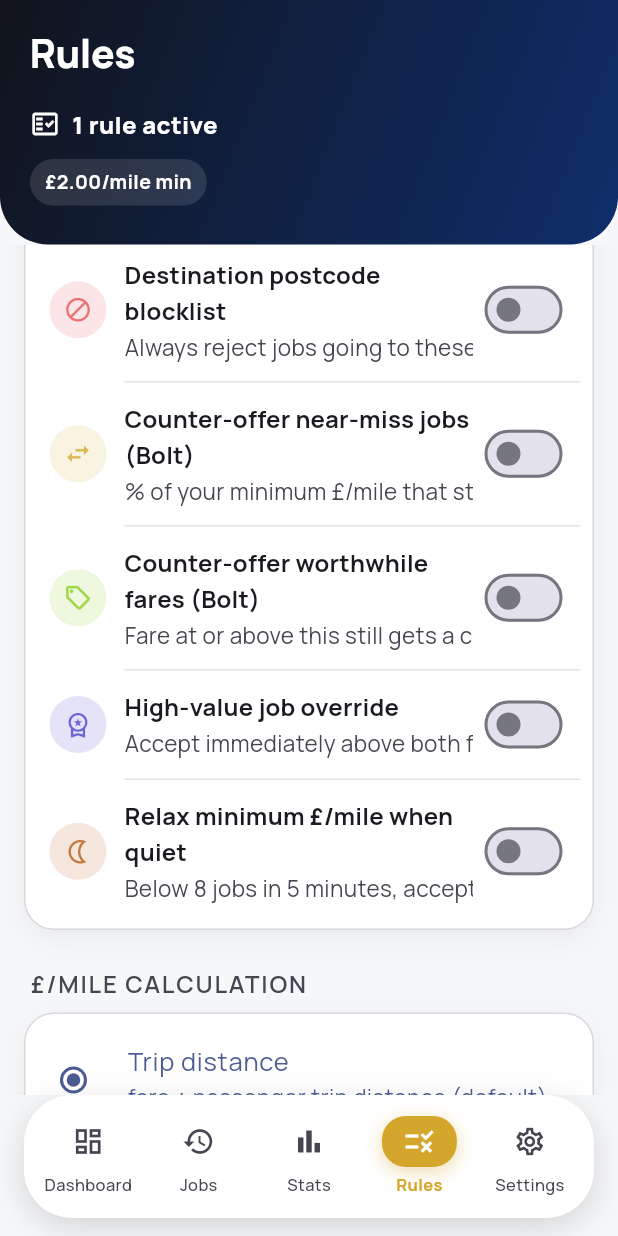
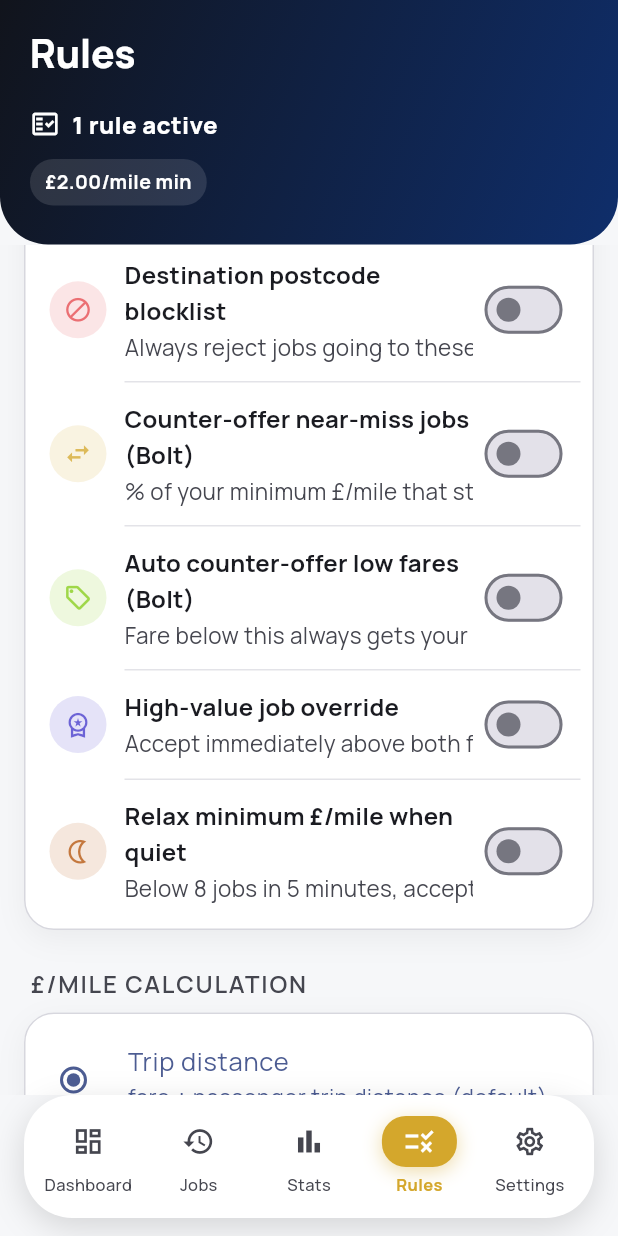
Before and after one commit to muj3009/myProjects, a Flutter app: the screen it shows after launch, item 4 of the bottom bar chosen, scrolled down 576 dp, on a phone screen of 412 x 824 dp. Run offline on Flutter 3.47's test engine with Material 3 defaults, Android fonts, the phone set to English and light mode, and no system bars; our stand-ins replace equatable, fl_chart, flutter_riverpod, sqflite; missing offline and left inert: google_mlkit_text_recognition; accounts and stored records are empty.

Commit message:
Replace counter-offer fare floor with a low-fare auto counter-offer rule
Bolt jobs under £4.00 now automatically get the maximum counter-offer
instead of being rejected outright, replacing the old flat-fare-floor
rescue (fare >= floor) with inverted low-fare logic (fare < threshold).
Renames RuleConfig.counterOfferFareFloor to lowFareCounterOfferThreshold
across the entity, JSON mapper, decision engine, and Rules screen tile,
and updates the corresponding tests.

```diff
--- a/lib/core/constants/app_constants.dart
+++ b/lib/core/constants/app_constants.dart
@@ -32,10 +32,11 @@ class AppConstants {
   /// in the Rules screen, matching the product spec's own 85% example.
   static const double defaultCounterOfferBandPercent = 85.0;
 
-  /// Default value for [RuleConfig.counterOfferFareFloor] — driver request:
-  /// a job worth £3.50 or more gets a counter-offer rather than an outright
-  /// reject when it only fails on £/mile.
-  static const double defaultCounterOfferFareFloor = 3.50;
+  /// Default value for [RuleConfig.lowFareCounterOfferThreshold] — driver
+  /// request: a Bolt job below this fare is so cheap that it's always worth
+  /// trying for more rather than rejecting outright, so it gets the maximum
+  /// counter-offer instead.
+  static const double defaultLowFareCounterOfferThreshold = 4.0;
 
   /// Defaults for [RuleConfig.highValueJob] — driver request: a £15+ job at
   /// £1.50+/mile is accepted immediately, bypassing every other rule except
--- a/lib/domain/entities/rule_config.dart
+++ b/lib/domain/entities/rule_config.dart
@@ -48,7 +48,7 @@ class PostcodeBlocklistConfig extends Equatable {
 /// driver confirmed must still always apply regardless of fare. Below
 /// [acceptRateFloor] but still at/above [fareFloor], a Bolt job gets a
 /// counter-offer instead of a reject, same rescue mechanism as
-/// [RuleConfig.counterOfferFareFloor] but for higher-value jobs.
+/// [RuleConfig.lowFareCounterOfferThreshold] but for higher-value jobs.
 class HighValueJobOverride extends Equatable {
   const HighValueJobOverride({
     this.enabled = false,
@@ -93,9 +93,9 @@ class RuleConfig extends Equatable {
       enabled: false,
       value: AppConstants.defaultCounterOfferBandPercent,
     ),
-    this.counterOfferFareFloor = const ThresholdRule(
+    this.lowFareCounterOfferThreshold = const ThresholdRule(
       enabled: false,
-      value: AppConstants.defaultCounterOfferFareFloor,
+      value: AppConstants.defaultLowFareCounterOfferThreshold,
     ),
     this.highValueJob = const HighValueJobOverride(),
     this.quietTimeMinimumPoundsPerMile = const ThresholdRule(
@@ -130,13 +130,13 @@ class RuleConfig extends Equatable {
   /// to the normal reject, same as every other rule here.
   final ThresholdRule counterOfferBandPercent;
 
-  /// Rule 8 (Bolt-only) — a flat-fare alternative to [counterOfferBandPercent]:
-  /// a job whose total fare is at or above this amount gets a counter-offer
-  /// rather than an outright reject when it only fails on £/mile, regardless
-  /// of how that fare compares to the driver's own minimum rate. Independent
-  /// of [counterOfferBandPercent] — either one qualifying is enough to
-  /// trigger a counter-offer.
-  final ThresholdRule counterOfferFareFloor;
+  /// Rule 8 (Bolt-only) — a job whose total fare is BELOW this amount is so
+  /// low that it's always worth an automatic maximum counter-offer rather
+  /// than an outright reject when it only fails on £/mile, regardless of how
+  /// far under the driver's minimum rate it is. Independent of
+  /// [counterOfferBandPercent] — either one qualifying is enough to trigger
+  /// a counter-offer.
+  final ThresholdRule lowFareCounterOfferThreshold;
 
   /// Rule 9 — see [HighValueJobOverride].
   final HighValueJobOverride highValueJob;
@@ -156,7 +156,7 @@ class RuleConfig extends Equatable {
     ThresholdRule? minimumHourlyRate,
     PostcodeBlocklistConfig? postcodeBlocklist,
     ThresholdRule? counterOfferBandPercent,
-    ThresholdRule? counterOfferFareFloor,
+    ThresholdRule? lowFareCounterOfferThreshold,
     HighValueJobOverride? highValueJob,
     ThresholdRule? quietTimeMinimumPoundsPerMile,
   }) {
@@ -169,7 +169,8 @@ class RuleConfig extends Equatable {
       minimumHourlyRate: minimumHourlyRate ?? this.minimumHourlyRate,
       postcodeBlocklist: postcodeBlocklist ?? this.postcodeBlocklist,
       counterOfferBandPercent: counterOfferBandPercent ?? this.counterOfferBandPercent,
-      counterOfferFareFloor: counterOfferFareFloor ?? this.counterOfferFareFloor,
+      lowFareCounterOfferThreshold:
+          lowFareCounterOfferThreshold ?? this.lowFareCounterOfferThreshold,
       highValueJob: highValueJob ?? this.highValueJob,
       quietTimeMinimumPoundsPerMile:
           quietTimeMinimumPoundsPerMile ?? this.quietTimeMinimumPoundsPerMile,
@@ -185,7 +186,7 @@ class RuleConfig extends Equatable {
         minimumHourlyRate,
         postcodeBlocklist,
         counterOfferBandPercent,
-        counterOfferFareFloor,
+        lowFareCounterOfferThreshold,
         highValueJob,
         quietTimeMinimumPoundsPerMile,
       ];
--- a/lib/domain/services/job_decision_engine.dart
+++ b/lib/domain/services/job_decision_engine.dart
@@ -172,26 +172,26 @@ class JobDecisionEngine {
         }
       }
 
-      // Driver request: a flat-fare alternative to the percentage-based
-      // rescue above — a Bolt job worth at least this much still gets a
-      // counter-offer even if it's nowhere near the driver's minimum
-      // £/mile, since the total money can still make it worth trying for
-      // more rather than rejecting outright. Independent of the band-percent
-      // rescue above — either one qualifying is enough.
+      // Driver request: a low-fare alternative to the percentage-based
+      // rescue above — a Bolt job below this fare is so cheap that it's
+      // always worth an automatic maximum counter-offer rather than an
+      // outright reject, regardless of how far under the driver's minimum
+      // £/mile it is. Independent of the band-percent rescue above — either
+      // one qualifying is enough.
       if (job.platform == PlatformType.bolt &&
-          ruleConfig.counterOfferFareFloor.enabled &&
+          ruleConfig.lowFareCounterOfferThreshold.enabled &&
           failed.length == 1 &&
           failed.first.ruleName == const MinimumPoundsPerMileRule().name &&
           job.fare != null &&
-          job.fare! >= ruleConfig.counterOfferFareFloor.value) {
+          job.fare! < ruleConfig.lowFareCounterOfferThreshold.value) {
         return DecisionOutcome(
           decision: JobDecision.counterOffered,
           evaluations: evaluations,
           reason: _bulletList([
             failed.first.detail,
-            'The fare is still £${job.fare!.toStringAsFixed(2)} (at or above your '
-                '£${ruleConfig.counterOfferFareFloor.value.toStringAsFixed(2)} counter-offer floor), so '
-                'JobFilter sent a counter-offer instead of rejecting it',
+            'The fare is only £${job.fare!.toStringAsFixed(2)} (below your '
+                '£${ruleConfig.lowFareCounterOfferThreshold.value.toStringAsFixed(2)} low-fare threshold), so '
+                'JobFilter sent your maximum counter-offer instead of rejecting it',
           ]),
           poundsPerMile: poundsPerMile,
           estimatedHourlyRate: hourlyRate,
--- a/lib/presentation/screens/rules/rules_screen.dart
+++ b/lib/presentation/screens/rules/rules_screen.dart
@@ -134,14 +134,14 @@ class RulesScreen extends ConsumerWidget {
                 ),
                 const _RowDivider(),
                 ThresholdRuleTile(
-                  title: 'Counter-offer worthwhile fares (Bolt)',
-                  subtitle: 'Fare at or above this still gets a counter, not a reject.',
+                  title: 'Auto counter-offer low fares (Bolt)',
+                  subtitle: 'Fare below this always gets your max counter-offer, not a reject.',
                   unitPrefix: '£',
                   icon: Icons.local_offer_outlined,
-                  rule: rules.counterOfferFareFloor,
+                  rule: rules.lowFareCounterOfferThreshold,
                   color: const Color(0xFF84CC16),
                   onChanged: (r) =>
-                      updateRules((c) => c.copyWith(counterOfferFareFloor: r)),
+                      updateRules((c) => c.copyWith(lowFareCounterOfferThreshold: r)),
                 ),
                 const _RowDivider(),
                 HighValueJobTile(
@@ -304,8 +304,8 @@ class _RulesHeroBody extends StatelessWidget {
             '${rules.postcodeBlocklist.blockedPrefixes.length == 1 ? '' : 's'} blocked',
       if (rules.counterOfferBandPercent.enabled)
         'Counter-offer at ${rules.counterOfferBandPercent.value.toStringAsFixed(0)}%',
-      if (rules.counterOfferFareFloor.enabled)
-        'Counter-offer £${rules.counterOfferFareFloor.value.toStringAsFixed(2)}+ fares',
+      if (rules.lowFareCounterOfferThreshold.enabled)
+        'Auto counter-offer under £${rules.lowFareCounterOfferThreshold.value.toStringAsFixed(2)}',
       if (rules.highValueJob.enabled)
         '£${rules.highValueJob.fareFloor.toStringAsFixed(0)}+ at £${rules.highValueJob.acceptRateFloor.toStringAsFixed(2)}/mi auto-accepts',
       if (rules.quietTimeMinimumPoundsPerMile.enabled)
```
Also changed, not shown: lib/data/models/driver_settings_mapper.dart (+4 -3 lines), 1 other file.
